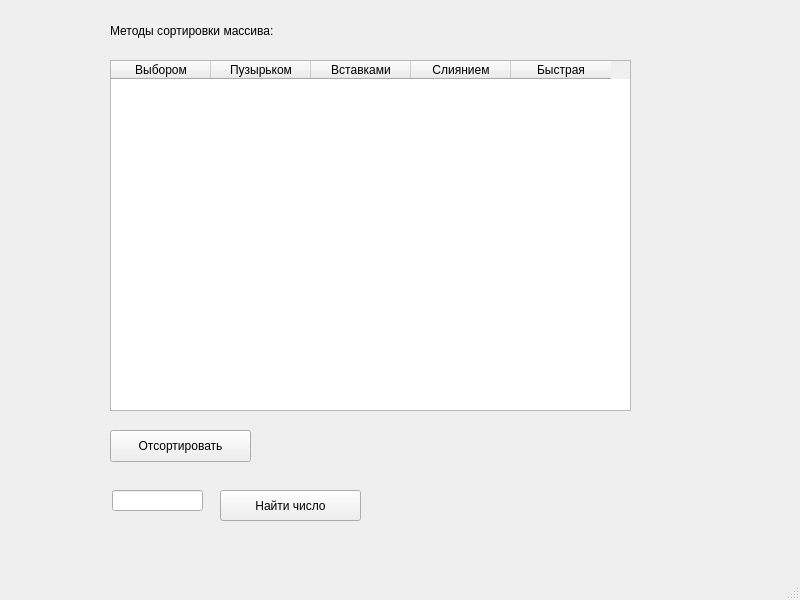
Old version of the form lr6/mainwindow.ui in the repository Feral4es/QtLabs.
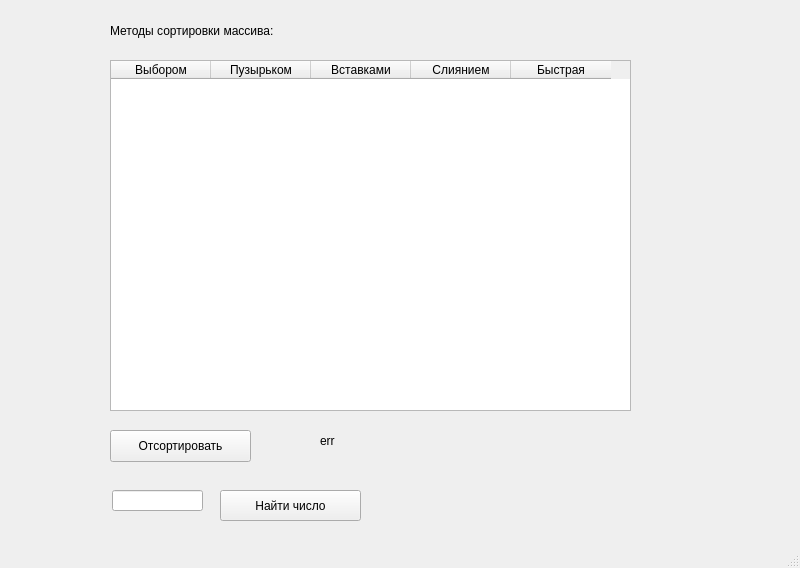
New version of the form.

What changed in the file:
```diff
--- a/lr6/mainwindow.ui
+++ b/lr6/mainwindow.ui
@@ -7,7 +7,7 @@
     <x>0</x>
     <y>0</y>
     <width>800</width>
-    <height>600</height>
+    <height>568</height>
    </rect>
   </property>
   <property name="windowTitle">
@@ -111,6 +111,19 @@
      <string/>
     </property>
    </widget>
+   <widget class="QLabel" name="label_error">
+    <property name="geometry">
+     <rect>
+      <x>320</x>
+      <y>430</y>
+      <width>261</width>
+      <height>21</height>
+     </rect>
+    </property>
+    <property name="text">
+     <string>err</string>
+    </property>
+   </widget>
   </widget>
   <widget class="QMenuBar" name="menubar">
    <property name="geometry">
```
Left out of the diff: 2 changed lines with no effect on the pictures.
